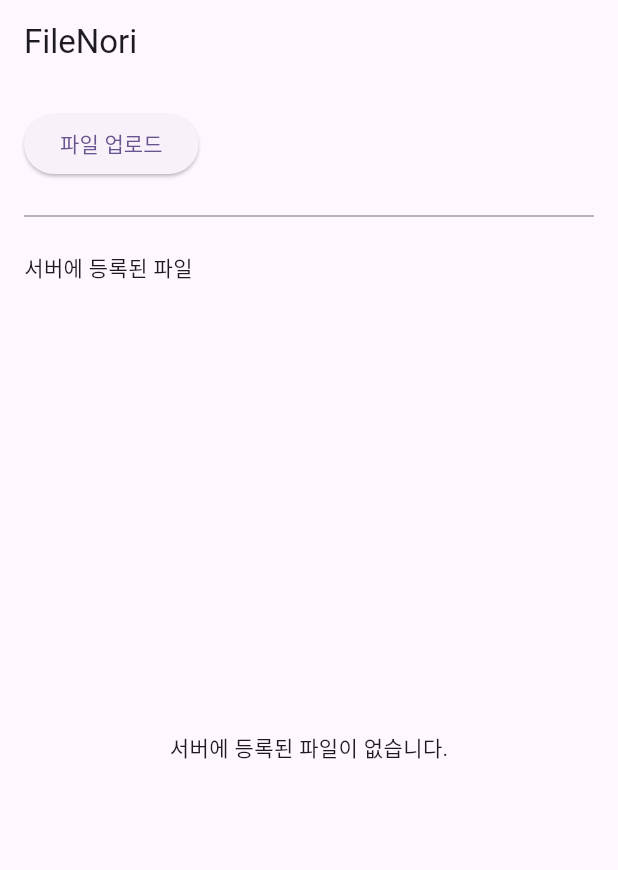
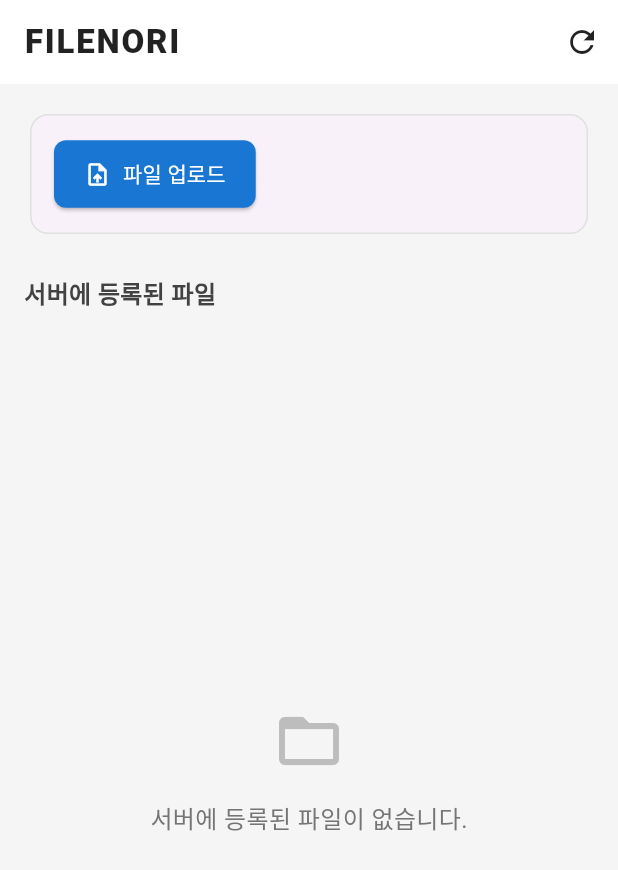
Before and after one commit to FILENORI/filenori-client, a Flutter app: the screen it shows after launch, after a tap on "파일 업로드", on a phone screen of 412 x 824 dp. Shown: the top 870 px of the screen. Run offline on Flutter 3.47's test engine with Material 3 defaults, Android fonts, the phone set to English and light mode, and no system bars; our stand-ins replace file_picker, flutter_dotenv, flutter_hooks, flutter_riverpod, hooks_riverpod.

Commit message:
feat: :sparkles: 새로고침 기능 추가 및 업로드 파일 수정

```diff
--- a/lib/presentation/main_page.dart
+++ b/lib/presentation/main_page.dart
@@ -18,17 +18,53 @@ class MainPage extends HookConsumerWidget {
     final selectedFiles = useState<Set<String>>({});
 
     return Scaffold(
+      backgroundColor: Colors.grey[100],
       appBar: AppBar(
-        title: const Text('FileNori'),
+        elevation: 0,
+        backgroundColor: Colors.white,
+        title: const Text(
+          'FILENORI',
+          style: TextStyle(
+            fontWeight: FontWeight.w900,
+            color: Colors.black87,
+            letterSpacing: 1.2,
+          ),
+        ),
+        actions: [
+          IconButton(
+            icon: const Icon(Icons.refresh, color: Colors.black87),
+            onPressed: () {
+              ref.read(fileViewModelProvider.notifier).refreshFileList();
+            },
+          ),
+        ],
       ),
       body: Padding(
         padding: const EdgeInsets.all(16.0),
         child: Column(
           crossAxisAlignment: CrossAxisAlignment.start,
           children: [
-            Row(
+            Card(
+              elevation: 0,
+              shape: RoundedRectangleBorder(
+                borderRadius: BorderRadius.circular(12),
+                side: BorderSide(color: Colors.grey[300]!),
+              ),
+              child: Padding(
+                padding: const EdgeInsets.all(16.0),
+                child: Row(
                   children: [
-                ElevatedButton(
+                    ElevatedButton.icon(
+                      style: ElevatedButton.styleFrom(
+                        backgroundColor: Colors.blue[700],
+                        foregroundColor: Colors.white,
+                        padding: const EdgeInsets.symmetric(horizontal: 20, vertical: 12),
+                        shape: RoundedRectangleBorder(
+                          borderRadius: BorderRadius.circular(8),
+                        ),
+                      ),
+                      icon: const Icon(Icons.upload_file),
+                      label: const Text('파일 업로드'),
                       onPressed: () async {
                         final result = await FilePicker.platform.pickFiles(
                           allowMultiple: false,
@@ -42,50 +78,103 @@ class MainPage extends HookConsumerWidget {
                           }
                         }
                       },
-                  child: const Text('파일 업로드'),
                     ),
                     const SizedBox(width: 16),
                     if (uploadState.isUploading)
                       Expanded(
-                    child: LinearProgressIndicator(
+                        child: Column(
+                          crossAxisAlignment: CrossAxisAlignment.start,
+                          children: [
+                            Text(
+                              '업로드 중... ${(uploadState.progress * 100).toStringAsFixed(1)}%',
+                              style: TextStyle(
+                                color: Colors.grey[600],
+                                fontSize: 12,
+                              ),
+                            ),
+                            const SizedBox(height: 4),
+                            LinearProgressIndicator(
                               value: uploadState.progress,
+                              backgroundColor: Colors.grey[200],
+                              valueColor: AlwaysStoppedAnimation<Color>(Colors.blue[700]!),
+                            ),
+                          ],
                         ),
                       ),
                   ],
                 ),
-            const SizedBox(height: 16),
-            Divider(color: Colors.grey),
-            const SizedBox(height: 16),
-            Text('서버에 등록된 파일'),
+              ),
+            ),
+            const SizedBox(height: 24),
+            Text(
+              '서버에 등록된 파일',
+              style: TextStyle(
+                fontSize: 16,
+                fontWeight: FontWeight.w600,
+                color: Colors.grey[800],
+              ),
+            ),
+            const SizedBox(height: 12),
             Expanded(
               child: files.isEmpty
-                  ? const Center(child: Text('서버에 등록된 파일이 없습니다.'))
-                  : ListView.builder(
+                  ? Center(
+                      child: Column(
+                        mainAxisAlignment: MainAxisAlignment.center,
+                        children: [
+                          Icon(Icons.folder_open, size: 48, color: Colors.grey[400]),
+                          const SizedBox(height: 16),
+                          Text(
+                            '서버에 등록된 파일이 없습니다.',
+                            style: TextStyle(
+                              color: Colors.grey[600],
+                              fontSize: 16,
+                            ),
+                          ),
+                        ],
+                      ),
+                    )
+                  : Card(
+                      elevation: 0,
+                      shape: RoundedRectangleBorder(
+                        borderRadius: BorderRadius.circular(12),
+                        side: BorderSide(color: Colors.grey[300]!),
+                      ),
+                      child: ListView.separated(
+                        padding: const EdgeInsets.all(8),
                         itemCount: files.length,
+                        separatorBuilder: (context, index) => Divider(height: 1, color: Colors.grey[300]),
                         itemBuilder: (context, index) {
                           final file = files[index];
                           final isSelected = selectedFiles.value.contains(file.filePath);
 
                           return ListTile(
-                          leading: Checkbox(
-                            value: isSelected,
-                            onChanged: (bool? value) {
-                              if (value == true) {
-                                selectedFiles.value = {...selectedFiles.value, file.filePath};
-                              } else {
-                                selectedFiles.value = {...selectedFiles.value}..remove(file.filePath);
-                              }
-                            },
+                            leading: Icon(
+                              Icons.insert_drive_file,
+                              color: Colors.blue[700],
                             ),
-                          title: Text(file.fileName),
-                          subtitle: Text('${(file.fileSize / 1024 / 1024).toStringAsFixed(2)} MB'),
+                            title: Text(
+                              file.fileName,
+                              style: const TextStyle(
+                                fontWeight: FontWeight.w500,
+                              ),
+                            ),
+                            subtitle: Text(
+                              '${(file.fileSize).toStringAsFixed(2)} MB',
+                              style: TextStyle(
+                                color: Colors.grey[600],
+                                fontSize: 12,
+                              ),
+                            ),
                             trailing: Row(
                               mainAxisSize: MainAxisSize.min,
                               children: [
                                 IconButton(
-                                icon: const Icon(Icons.download),
+                                  icon: Icon(
+                                    Icons.download,
+                                    color: Colors.grey[600],
+                                  ),
                                   onPressed: () {
-                                  ref.read(fileViewModelProvider.notifier).downloadFile(file.filePath);
+                                    // ref.read(fileViewModelProvider.notifier).downloadFile(file.filePath);
                                   },
                                 ),
                               ],
@@ -94,6 +183,7 @@ class MainPage extends HookConsumerWidget {
                         },
                       ),
                     ),
+            ),
           ],
         ),
       ),
--- a/lib/presentation/viewmodels/file_viewmodel.dart
+++ b/lib/presentation/viewmodels/file_viewmodel.dart
@@ -4,6 +4,7 @@ import 'dart:io';
 import 'package:flutter_riverpod/flutter_riverpod.dart';
 import 'package:filenori_client/domain/usecases/upload_file_usecase.dart';
 import 'package:filenori_client/domain/usecases/get_filelist_usecase.dart';
+// import 'package:filenori_client/domain/usecases/download_file_usecase.dart';
 import 'package:filenori_client/application/riverpod/upload_notifier.dart';
 import 'package:filenori_client/application/riverpod/providers.dart';
 // 뷰모델 상태로 사용할 파일 정보
@@ -23,20 +24,30 @@ class FileViewModel extends StateNotifier<List<FileInfoState>> {
   final UploadFileUseCase uploadFileUseCase;
   final UploadNotifier uploadNotifier; // 업로드 진행 상황을 따로 관리하는 Notifier
   final GetFileListUseCase getFileListUseCase;
+  // final DownloadFileUseCase downloadFileUseCase;
 
-  FileViewModel(this.uploadFileUseCase, this.uploadNotifier, this.getFileListUseCase) : super([]) {
+  FileViewModel({
+    required this.uploadFileUseCase,
+    required this.uploadNotifier,
+    required this.getFileListUseCase,
+    // required this.downloadFileUseCase,
+  }) : super([]) {
     // 초기 파일 목록 로드
     refreshFileList();
   }
 
   Future<void> refreshFileList() async {
-    final fileList = await getFileListUseCase();
-    print(fileList);
-    state = fileList.map((file) => FileInfoState(
-      fileName: file.path.split('/').last,
-      filePath: file.path,
-      fileSize: file.lengthSync() / 1024 * 1024,
-    )).toList();
+    try {
+      final files = await getFileListUseCase();
+      state = files.map((file) => FileInfoState(
+        fileName: file.path.split('/').last,
+        filePath: file.path,
+        fileSize: file.lengthSync() / 1024 / 1024, // Convert to MB
+      )).toList();
+    } catch (e) {
+      print('Error refreshing file list: $e');
+      state = [];
+    }
   }
 
   // 파일 업로드 메서드
@@ -59,7 +70,6 @@ class FileViewModel extends StateNotifier<List<FileInfoState>> {
       fileSize: file.readAsBytesSync().lengthInBytes / 1024 * 1024,
     );
     // state is List<FileInfoState>
-    state = [...state, newFile];
   }
 
   Future<List<File>> getFileList() async {
@@ -84,5 +94,11 @@ final fileViewModelProvider = StateNotifierProvider<FileViewModel, List<FileInfo
   final uploadUseCase = ref.watch(uploadFileUseCaseProvider);
   final uploadNotifier = ref.watch(uploadNotifierProvider.notifier);
   final getFileListUseCase = ref.watch(getFileListUseCaseProvider);
-  return FileViewModel(uploadUseCase, uploadNotifier, getFileListUseCase);
+  // final downloadFileUseCase = ref.watch(downloadFileUseCaseProvider);
+  return FileViewModel(
+    uploadFileUseCase: uploadUseCase,
+    uploadNotifier: uploadNotifier,
+    getFileListUseCase: getFileListUseCase,
+    // downloadFileUseCase: downloadFileUseCase,
+  );
 });
```
Also changed, not shown: lib/application/riverpod/upload_notifier.dart (+46 -39 lines), lib/data/services/network_service.dart (+18 -20 lines). Lines whose indentation alone changed are shown as unchanged.
